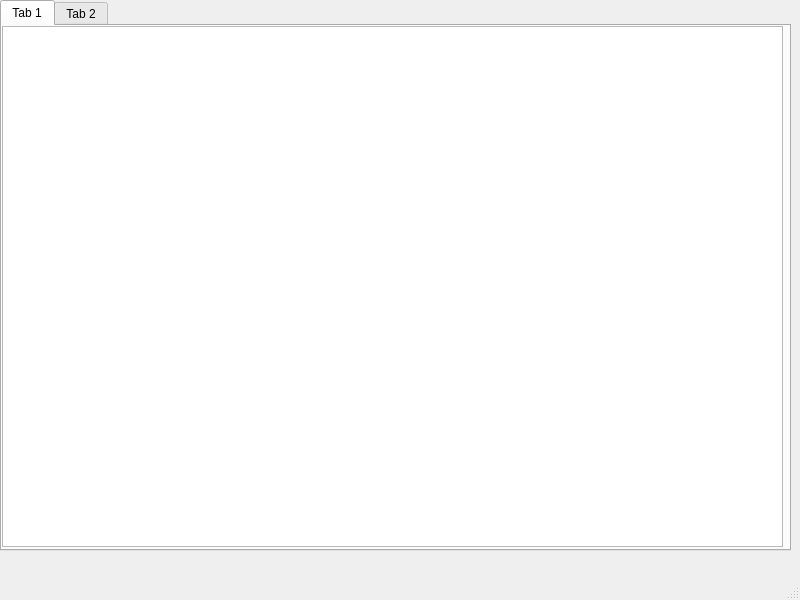
edulix/confclerk, file src/gui/mainwindow.ui: the form before one commit.
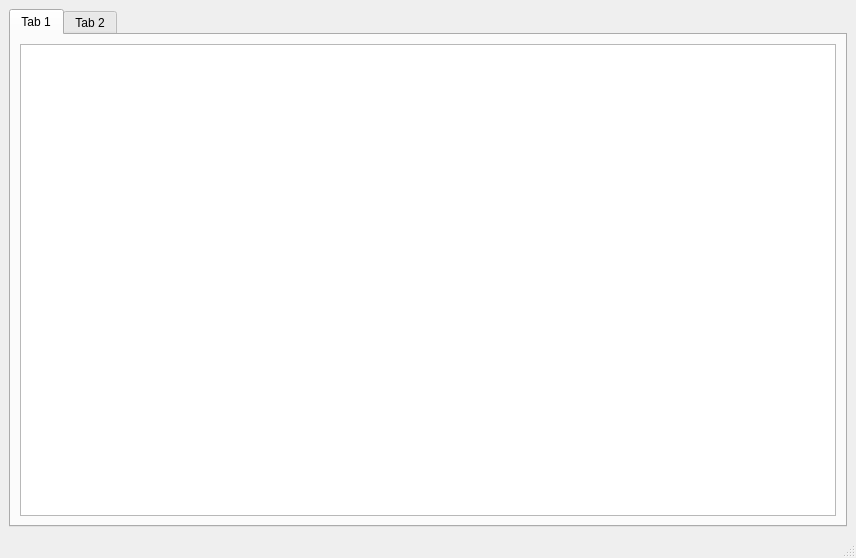
The form after the commit. Custom widgets are drawn as their Qt base class.

Commit message: modified model-view  - created own delegate to display TreeView items    - contains also 'controls' - which are clickable (handled in TreeView)  - created own TreeView inherited from QTreeView    - to handle control-clicks of the Delegate  - minor modifications to MainWindow UI    - QTreeView replaced by own TreeView    - autoresizing of TreeView  - icons added

Patch:
```diff
--- a/src/gui/mainwindow.ui
+++ b/src/gui/mainwindow.ui
@@ -5,23 +5,17 @@
    <rect>
     <x>0</x>
     <y>0</y>
-    <width>800</width>
-    <height>600</height>
+    <width>856</width>
+    <height>558</height>
    </rect>
   </property>
   <property name="windowTitle" >
    <string>MainWindow</string>
   </property>
   <widget class="QWidget" name="centralwidget" >
+   <layout class="QGridLayout" name="gridLayout" >
+    <item row="0" column="0" >
    <widget class="QTabWidget" name="tabWidget" >
-    <property name="geometry" >
-     <rect>
-      <x>0</x>
-      <y>0</y>
-      <width>791</width>
-      <height>551</height>
-     </rect>
-    </property>
     <property name="currentIndex" >
      <number>0</number>
     </property>
@@ -29,16 +23,22 @@
      <attribute name="title" >
       <string>Tab 1</string>
      </attribute>
-     <widget class="QTreeView" name="treeView" >
-      <property name="geometry" >
-       <rect>
-        <x>0</x>
-        <y>0</y>
-        <width>781</width>
-        <height>521</height>
-       </rect>
-      </property>
-     </widget>
+       <layout class="QGridLayout" name="gridLayout_2" >
+        <item row="0" column="0" >
+         <layout class="QVBoxLayout" name="verticalLayout" >
+          <item>
+           <widget class="TreeView" name="treeView" >
+            <property name="maximumSize" >
+             <size>
+              <width>16777215</width>
+              <height>16777215</height>
+             </size>
+            </property>
+           </widget>
+          </item>
+         </layout>
+        </item>
+       </layout>
     </widget>
     <widget class="QWidget" name="tab_2" >
      <attribute name="title" >
@@ -46,6 +46,8 @@
      </attribute>
     </widget>
    </widget>
+    </item>
+   </layout>
   </widget>
   <widget class="QMenuBar" name="menubar" >
    <property name="geometry" >
@@ -59,6 +61,13 @@
   </widget>
   <widget class="QStatusBar" name="statusbar" />
  </widget>
+ <customwidgets>
+  <customwidget>
+   <class>TreeView</class>
+   <extends>QTreeView</extends>
+   <header>../model/treeview.h</header>
+  </customwidget>
+ </customwidgets>
  <resources/>
  <connections/>
 </ui>
```
Left out of the diff: 4 changed lines with no effect on the pictures. Lines whose indentation alone changed are shown as unchanged. The commit also changes 14 other files.
